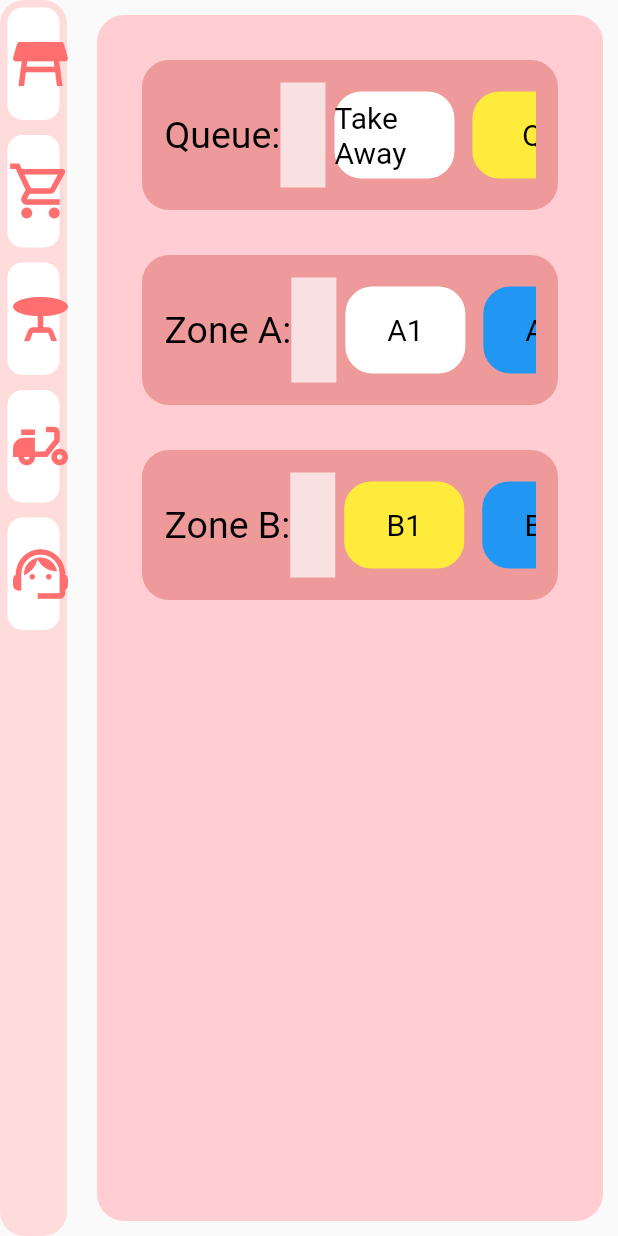
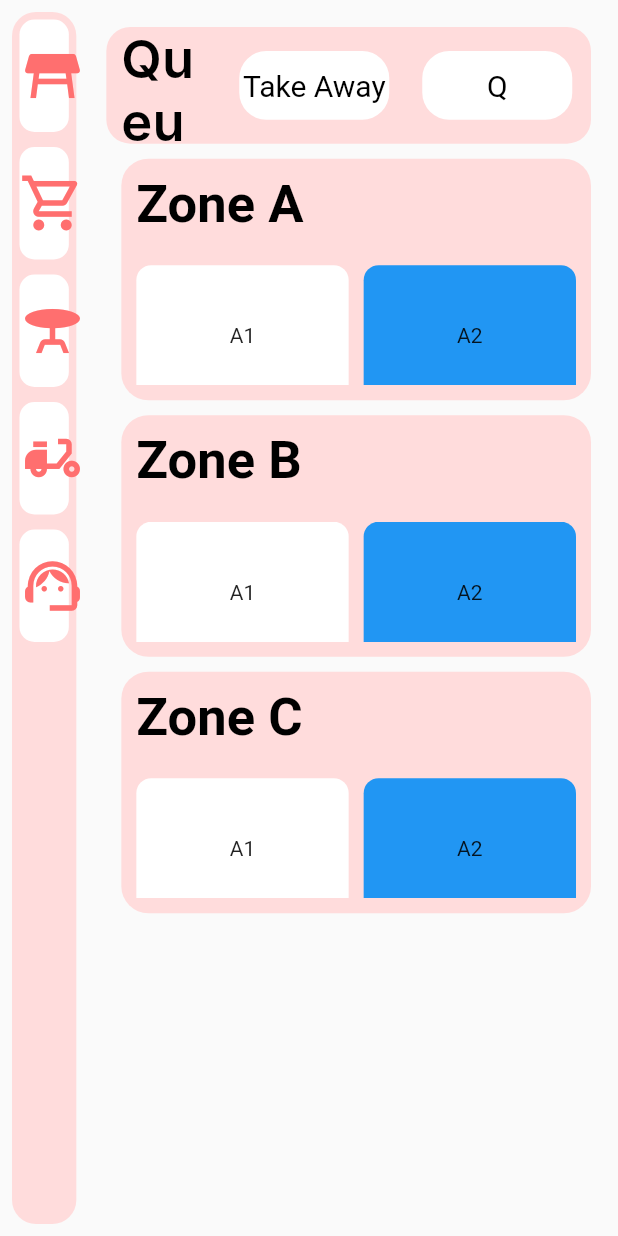
Before and after one commit to phumipatsb/phumipatsb, a Flutter app: the screen it shows after launch, on a phone screen of 412 x 824 dp. Run offline on Flutter 3.47's test engine with Material 2 defaults, Android fonts, the phone set to English and light mode, and no system bars; our stand-ins replace hexcolor, path_drawing, sqflite; accounts and stored records are empty; Roboto replaces fonts that are missing (Inter).

Commit message:
set layout table

```diff
--- a/lib/main.dart
+++ b/lib/main.dart
@@ -1,5 +1,6 @@
 import 'package:flutter/material.dart';
 import 'package:provider/provider.dart';
+import 'package:test1/table/new_table.dart';
 import 'material_new_order/leftside.dart';
 import 'material_new_order/layout_item.dart';
 import 'package:test1/table/table.dart';
@@ -29,7 +30,7 @@ class MyApp extends StatelessWidget {
       child: MaterialApp(
         debugShowCheckedModeBanner: false,
         home:  Scaffold(
-        body:table(),)
+        body:new_table(),)
       ),
     );
   }
--- a/lib/material_new_order/new_meun_list.dart
+++ b/lib/material_new_order/new_meun_list.dart
@@ -336,7 +336,8 @@ class _GridViewPageState extends State<homepage> {
                                                           fontWeight:
                                                               FontWeight.w500,
                                                           color:
-                                                              Colors.white))),
+                                                              Colors.white))
+                                                              ),
                                             )
                                           ])),
                                     ],
--- a/lib/models/provider_app.dart
+++ b/lib/models/provider_app.dart
@@ -54,15 +54,15 @@ class provider_app with ChangeNotifier {
 
 class zoneName with ChangeNotifier {
   final List<zone> _zone = [
-    zone(ZoneName: 'Queue', SubZone: [
-      SubZoneDetail(SubZoneName: 'Take Away', Status: ''),
-      SubZoneDetail(SubZoneName: 'Q', Status: 'Ordering')
+    zone(ZoneName: 'Zone A', SubZone: [
+      SubZoneDetail(SubZoneName: 'A1', Status: ''),
+      SubZoneDetail(SubZoneName: 'A2', Status: '')
     ]),
-    zone(ZoneName: 'Zone A', SubZone: [
+    zone(ZoneName: 'Zone B', SubZone: [
       SubZoneDetail(SubZoneName: 'A1', Status: ''),
       SubZoneDetail(SubZoneName: 'A2', Status: 'Pay')
     ]),
-    zone(ZoneName: 'Zone B', SubZone: [
+    zone(ZoneName: 'Zone C', SubZone: [
       SubZoneDetail(SubZoneName: 'B1', Status: 'Ordering'),
       SubZoneDetail(SubZoneName: 'B2', Status: 'Pay')
     ]),
--- /dev/null
+++ b/lib/table/new_table.dart
@@ -0,0 +1,254 @@
+import 'package:flutter/material.dart';
+import 'package:hexcolor/hexcolor.dart';
+import 'package:path/path.dart';
+import 'package:provider/provider.dart';
+
+import '../RAW/coloer/hex.dart';
+import '../material_new_order/leftside.dart';
+import '../models/provider_app.dart';
+import '../sumneworder.dart';
+
+
+
+
+
+
+class new_table extends StatefulWidget {
+  @override
+  _new_table createState() => _new_table();
+}
+
+class _new_table extends State<new_table> {
+
+  @override
+  Widget build(BuildContext context) {
+    final subitem = [];
+    List Order = ['Take Away', 'Q'];
+    List<dynamic> AddItem = [];
+    int current = 0;
+    final zone = Provider.of<zoneName>(context);
+    return Center(
+      child: Padding(
+        padding: const EdgeInsets.all(8.0),
+        child: Row(
+          children: [
+            Flexible(
+              flex: 1,
+                fit: FlexFit.tight,
+                child: Row(
+                  children: [
+                    Flexible(
+                      flex: 1,
+                      fit: FlexFit.tight,
+                      child: Container(
+                        decoration: BoxDecoration(
+                          borderRadius: BorderRadius.circular(16),
+                          color: HexColor(backgroundColor),
+                        ),
+                        child: leftside(),
+                      )),
+                      const SizedBox(
+                      width: 10,
+                    ),
+                    Flexible(
+                      flex: 8,
+                        fit: FlexFit.tight,
+                        child: Center(
+                          child: Padding(
+                             padding: EdgeInsets.all(10.0),
+                              child: Column(
+                                children: [
+                                  Flexible(
+                                    flex: 1,
+                                    fit: FlexFit.tight,
+                                    child: Container(
+                        decoration: BoxDecoration(
+                          borderRadius: BorderRadius.circular(16),
+                          color: HexColor(backgroundColor),
+                        ),
+                        child: Container(
+                          child: Row(
+                            mainAxisAlignment: MainAxisAlignment.start,
+                            crossAxisAlignment: CrossAxisAlignment.center,
+                            children: [
+                              SizedBox(width: 10,),
+                              Flexible(
+                                flex: 1,
+                                fit: FlexFit.tight,
+                                child: Container(
+
+                                child: Text("Queue:",
+                                                      style: TextStyle(
+                                                          fontSize: 35,
+                                                          fontFamily: 'Inter',
+                                                          fontWeight:
+                                                              FontWeight.w600,
+                                                          color:
+                                                              Colors.black))
+
+                              ),
+
+                              ),
+                              Flexible(
+                                flex: 4,
+                                fit: FlexFit.tight,
+                                child: ListView.builder(
+                                  itemCount:Order.length,
+                                  scrollDirection: Axis.horizontal,
+                                  itemBuilder: (context, index) {
+                                    return GestureDetector(
+                                      onTap: () {
+                                        //Navigator.push(context,MaterialPageRoute(builder: (context) => sumneworder()));
+
+
+                                        setState((){
+                                        });
+                                      },
+                                      child: Padding(
+                                        padding: const EdgeInsets.fromLTRB(10, 10, 0, 10),
+                                        child: AnimatedContainer(
+                                          height: 100,
+                                          width: 100,
+                                          duration: const Duration(
+                                              milliseconds: 300),
+                                          margin: const EdgeInsets.all(6),
+                                          decoration: BoxDecoration(
+                                              borderRadius: BorderRadius.circular(18),
+                                              color:  ChangeColor(zone.Zone[0].SubZone[index].Status) ),
+                                          child: Center(
+                                            child: Text(
+                                                Order[index],
+                                                style: TextStyle(
+                                                  color: Colors.black,
+                                                  fontSize: 20,)
+                                            ),
+                                          ),
+                                        ),
+                                      ),
+                                    );
+                                  }
+                                )
+
+                                )
+
+                            ],
+                          ),
+                        ),
+                      ),
+
+                                  ),
+                                  SizedBox(height: 10,),
+                                  Flexible(
+                                    flex: 9,
+                                    fit: FlexFit.tight,
+
+                                      child: ListView.builder(
+                                        itemCount: zone.Zone.length, itemBuilder: (context, index) {
+                                          return SizedBox(
+
+                                            child: Padding(
+                                              padding: const EdgeInsets.fromLTRB(10, 0, 0, 10),
+                                              child: Container(
+                                                decoration: BoxDecoration(
+                                                borderRadius: BorderRadius.circular(18),
+                                                color: HexColor(backgroundColor),),
+                                                child: Column(
+
+                                                  crossAxisAlignment: CrossAxisAlignment.start,
+                                                  children: [
+                                                    Padding(
+                                                    padding: const EdgeInsets.all(10.0),
+                                                    child: Text(
+                                                      '${zone.Zone[index].ZoneName}',
+                                                      style: TextStyle(
+                                                          color: Colors.black,
+                                                          fontSize: 35,
+                                                          fontWeight: FontWeight.w700),
+                                                      maxLines: 1,
+                                                    ),
+                                                  ),
+                                                  Container(
+                                                    height: 100,
+                                                    width: 400,
+                                                    padding: EdgeInsets.all(10),
+                                                    child: GridView.builder(
+                                itemCount: zone.Zone[index].SubZone.length,
+                                gridDelegate:
+                                    const SliverGridDelegateWithMaxCrossAxisExtent(
+                                        maxCrossAxisExtent: 200,
+
+                                        childAspectRatio: 3 / 2,
+                                        crossAxisSpacing: 10,
+                                        mainAxisSpacing: 10),
+
+                                itemBuilder: ((context, index) {
+                                  return Container(
+                                    decoration: BoxDecoration(
+                                      borderRadius: BorderRadius.circular(10),
+                                      color: ChangeColor(zone
+                                          .Zone[index].SubZone[index].Status),
+                                    ),
+                                    child: Center(
+                                        child: Text(
+                                            '${zone.Zone[index].SubZone[index].SubZoneName}')),
+                                  );
+                                })),
+                                                  )
+
+                                                  ],
+                                                ),
+                                              ),
+                                            ),
+
+
+
+                                          );
+                                        }
+
+                                      ),
+
+
+
+
+
+                                    ),
+
+
+
+
+
+
+                                ],
+
+
+                              )
+                        )
+                        )
+
+                    ),
+                  ],
+                ),
+            )
+          ],
+
+        ),
+      ),
+    );
+
+  }
+  ChangeColor(String status){
+    switch(status) {
+      case 'Ordering':
+        // print('Ordering');
+        return Colors.yellow;
+        break; // The switch statement must be told to exit, or it will execute every case.
+      case'Pay':
+        // print('Pay');
+        return Colors.blue;
+        break;
+      default:
+        // print('');
+        return Colors.white;
+    }
+  }
+  }
--- a/lib/table/table.dart
+++ b/lib/table/table.dart
@@ -16,8 +16,7 @@ class table extends StatefulWidget {
 }
 
 class _table extends State<table> {
-  TextEditingController nameController = TextEditingController();
-  TextEditingController passwordController = TextEditingController();
+
 
   @override
   Widget build(BuildContext context) {
```
